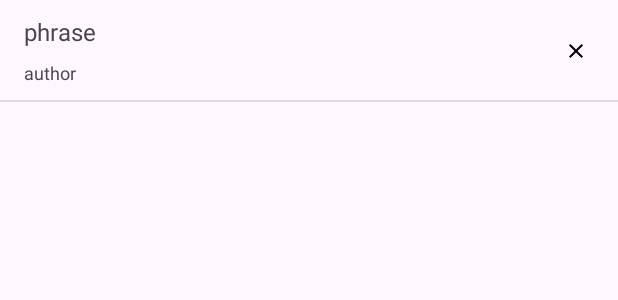
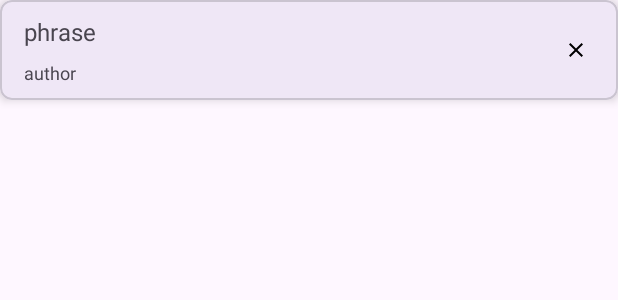
Before and after one commit to ElenaPanPanda/Phrases, an Android app: the layout item_phrase.xml on its own in the app's theme, with its tools: preview values and no code run, on a phone screen of 412 x 824 dp. Shown: the top 300 px of the screen. Run offline under Robolectric (Android 15) with nearby library versions, the light colour scheme and no system bars.

Commit message:
card view for item

```diff
--- a/app/src/main/res/layout/activity_main.xml
+++ b/app/src/main/res/layout/activity_main.xml
@@ -23,6 +23,7 @@
     <androidx.coordinatorlayout.widget.CoordinatorLayout
         android:layout_width="match_parent"
         android:layout_height="0dp"
+        android:layout_marginHorizontal="12dp"
         android:layout_marginTop="16dp"
         app:layout_constraintBottom_toBottomOf="parent"
         app:layout_constraintEnd_toEndOf="parent"
@@ -32,8 +33,7 @@
         <androidx.recyclerview.widget.RecyclerView
             android:id="@+id/recycler_view"
             android:layout_width="match_parent"
-            android:layout_height="match_parent"
-            android:padding="8dp" />
+            android:layout_height="match_parent" />
 
         <com.google.android.material.floatingactionbutton.FloatingActionButton
             android:id="@+id/fab"
--- a/app/src/main/res/layout/item_phrase.xml
+++ b/app/src/main/res/layout/item_phrase.xml
@@ -1,10 +1,18 @@
 <?xml version="1.0" encoding="utf-8"?>
 
-<androidx.constraintlayout.widget.ConstraintLayout xmlns:android="http://schemas.android.com/apk/res/android"
+<com.google.android.material.card.MaterialCardView xmlns:android="http://schemas.android.com/apk/res/android"
     xmlns:app="http://schemas.android.com/apk/res-auto"
     xmlns:tools="http://schemas.android.com/tools"
+    android:id="@+id/card_view"
     android:layout_width="match_parent"
-    android:layout_height="wrap_content">
+    android:layout_height="wrap_content"
+    android:layout_marginBottom="6dp"
+    app:cardCornerRadius="8dp"
+    app:cardElevation="4dp">
+
+    <androidx.constraintlayout.widget.ConstraintLayout
+        android:layout_width="match_parent"
+        android:layout_height="match_parent">
 
         <TextView
             android:id="@+id/phrase_tv"
@@ -24,6 +32,7 @@
             android:layout_height="wrap_content"
             android:layout_marginStart="16dp"
             android:layout_marginTop="8dp"
+            android:paddingBottom="10dp"
             android:textSize="12sp"
             app:layout_constraintEnd_toEndOf="@id/phrase_tv"
             app:layout_constraintStart_toStartOf="parent"
@@ -42,7 +51,10 @@
             app:layout_constraintStart_toEndOf="@id/phrase_tv"
             app:layout_constraintTop_toTopOf="parent" />
 
-    <View
+    </androidx.constraintlayout.widget.ConstraintLayout>
+
+
+    <!--    <View
             android:id="@+id/divider"
             android:layout_width="match_parent"
             android:layout_height="1dp"
@@ -50,6 +62,6 @@
             android:background="?android:attr/listDivider"
             app:layout_constraintEnd_toEndOf="parent"
             app:layout_constraintStart_toStartOf="parent"
-        app:layout_constraintTop_toBottomOf="@id/author_tv" />
+            app:layout_constraintTop_toBottomOf="@id/author_tv" />-->
 
-</androidx.constraintlayout.widget.ConstraintLayout>
+</com.google.android.material.card.MaterialCardView>
```
Lines whose indentation alone changed are shown as unchanged.
